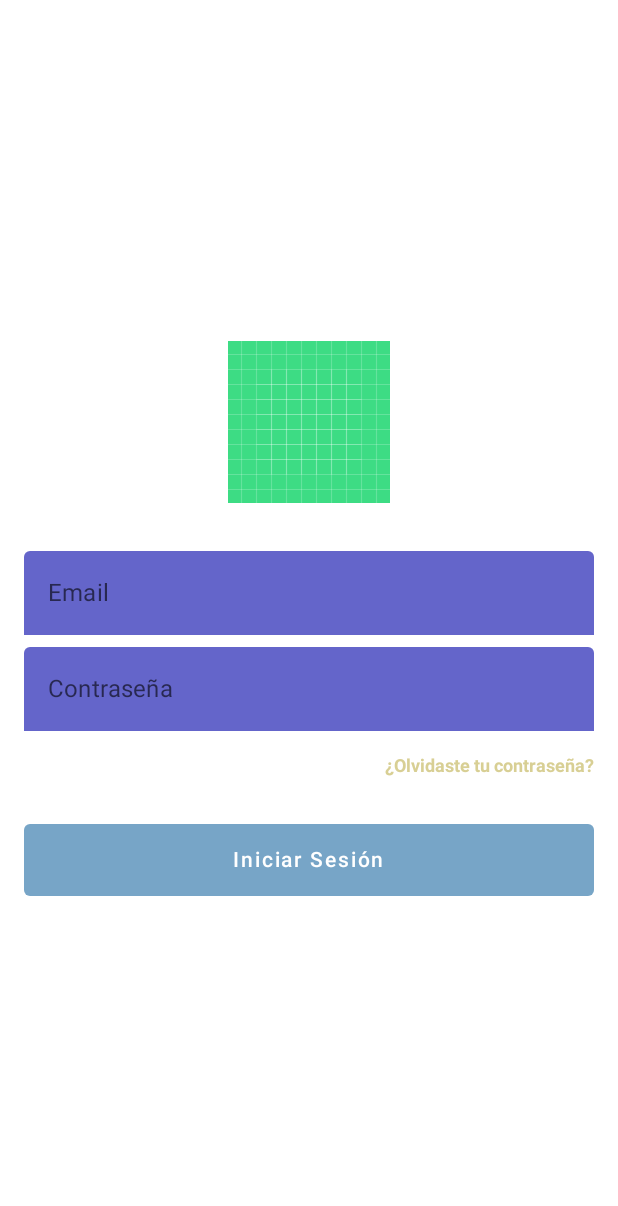
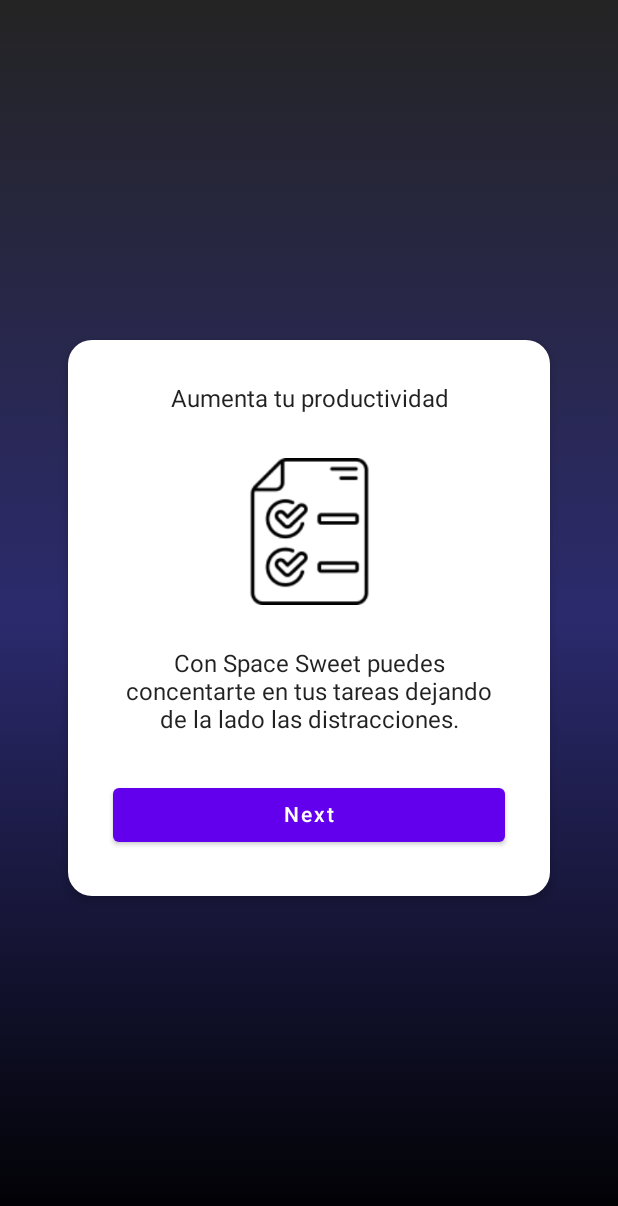
Before and after one commit to peekaboo212/space-sweet-app, an Android app built with Jetpack Compose: the screen it shows after launch (MainActivity), on a phone screen of 412 x 824 dp. Shown: the top 1206 px of the screen. Run offline under Robolectric (Android 15) with nearby library versions, the phone set to English and light mode, and no system bars.

Commit message:
Creacion de onboarding

```diff
--- a/app/build.gradle
+++ b/app/build.gradle
@@ -9,7 +9,7 @@ android {
 
     defaultConfig {
         applicationId "com.example.spacesweet"
-        minSdk 33
+        minSdk 28
         targetSdk 33
         versionCode 1
         versionName "1.0"
@@ -63,4 +63,6 @@ dependencies {
 
     implementation "androidx.lifecycle:lifecycle-runtime-ktx:2.5.1"
     implementation "androidx.compose.runtime:runtime-livedata:1.2.1"
+
+    implementation "androidx.navigation:navigation-compose:2.5.3"
 }
--- a/app/src/main/java/com/example/spacesweet/MainActivity.kt
+++ b/app/src/main/java/com/example/spacesweet/MainActivity.kt
@@ -12,7 +12,11 @@ import androidx.compose.ui.Modifier
 import androidx.compose.ui.tooling.preview.Preview
 import com.example.spacesweet.ui.login.ui.LoginScreen
 import com.example.spacesweet.ui.login.ui.LoginViewModel
+import com.example.spacesweet.ui.onboarding.Onboard
 import com.example.spacesweet.ui.theme.SpaceSweetTheme
+import androidx.navigation.compose.rememberNavController
+import androidx.navigation.compose.NavHost
+import androidx.navigation.compose.composable
 
 class MainActivity : ComponentActivity() {
     override fun onCreate(savedInstanceState: Bundle?) {
@@ -24,7 +28,40 @@ class MainActivity : ComponentActivity() {
                     modifier = Modifier.fillMaxSize(),
                     color = MaterialTheme.colors.background
                 ) {
-                    LoginScreen(LoginViewModel())
+                    val navController = rememberNavController()
+                    NavHost(navController = navController, startDestination = "onboarding1") {
+                        composable("onboarding1") {
+                            Onboard(
+                                navController,
+                                title = "Aumenta tu productividad",
+                                image = R.drawable.onboarding1,
+                                description = "Con Space Sweet puedes concentarte en tus tareas dejando de la lado las distracciones.",
+                                nextRoute = "onboarding2",
+                                buttonTitle = "Next",
+                            )
+                        }
+                        composable("onboarding2") {
+                            Onboard(
+                                navController,
+                                title = "Relajación",
+                                image = R.drawable.onboarding2,
+                                description = "Cautiva tus sentidos con música y animaciones relajantes.",
+                                nextRoute = "onboarding3",
+                                buttonTitle = "Next",
+                            )
+                        }
+                        composable("onboarding3") {
+                            Onboard(
+                                navController,
+                                title = "Desbloquea planetas",
+                                image = R.drawable.onboarding3,
+                                description = "Mientras más uses la aplicacion puedes descubir nuevos planetas y aumentar tu nivel.",
+                                nextRoute = "login",
+                                buttonTitle = "Get Start",
+                            )
+                        }
+                        composable("login") { LoginScreen(LoginViewModel()) }
+                    }
                 }
             }
         }
--- /dev/null
+++ b/app/src/main/java/com/example/spacesweet/ui/onboarding/Onboard.kt
@@ -0,0 +1,92 @@
+package com.example.spacesweet.ui.onboarding
+
+import android.annotation.SuppressLint
+import androidx.compose.foundation.Image
+import androidx.compose.foundation.background
+import androidx.compose.foundation.layout.*
+import androidx.compose.foundation.shape.RoundedCornerShape
+import androidx.compose.material.Button
+import androidx.compose.material.Card
+import androidx.compose.material.Scaffold
+import androidx.compose.material.Text
+import androidx.compose.runtime.Composable
+import androidx.compose.ui.Alignment
+import androidx.compose.ui.Modifier
+import androidx.compose.ui.graphics.Brush
+import androidx.compose.ui.graphics.Color
+import androidx.compose.ui.res.painterResource
+import androidx.compose.ui.text.style.TextAlign
+import androidx.compose.ui.unit.dp
+import androidx.navigation.NavHostController
+
+@SuppressLint("UnusedMaterialScaffoldPaddingParameter")
+@Composable
+fun Onboard(
+    navController: NavHostController,
+    title: String,
+    image: Int,
+    description: String,
+    nextRoute: String,
+    buttonTitle: String,
+){
+    //Box es una cajita generica se utiliza para sobreponer elementos
+    Scaffold {
+        Box(
+            Modifier.fillMaxSize()
+        ) {
+            Box(
+                Modifier
+                    .background(
+                        Brush.verticalGradient(
+                            colors = listOf(
+                                Color(0xFF242424),
+                                Color(0xFF2B2A6D),
+                                Color(0xFF000000)
+                            ),
+                            startY = 0f,
+                            endY = Float.POSITIVE_INFINITY
+                        )
+                    )
+                    .fillMaxSize()
+            )
+            Column(
+                horizontalAlignment = Alignment.CenterHorizontally,
+                verticalArrangement = Arrangement.Center,
+                modifier = Modifier.fillMaxSize()
+            ) {
+                Card(
+                    shape = RoundedCornerShape(16.dp),
+                    elevation = 4.dp,
+                    modifier = Modifier.padding(45.dp)
+                ) {
+                    Column(
+                        horizontalAlignment = Alignment.CenterHorizontally,
+                        verticalArrangement = Arrangement.Center,
+                        modifier = Modifier.fillMaxWidth().padding(30.dp)
+                    ) {
+                        Text(
+                            text = title,
+                            textAlign = TextAlign.Center,
+                            modifier = Modifier.padding(bottom = 30.dp)
+                        )
+                        Image(
+                            painter = painterResource(id = image),
+                            contentDescription = "My Image",
+                            modifier = Modifier.size(128.dp).padding(bottom = 30.dp)
+                        )
+                        Text(
+                            text = description,
+                            textAlign = TextAlign.Center,
+                            modifier = Modifier.padding(bottom = 30.dp)
+                        )
+                        Button(onClick = { navController.navigate(nextRoute)},
+                        modifier = Modifier.fillMaxWidth()
+                        ) {
+                            Text(text = buttonTitle,)
+                        }
+                    }
+                }
+            }
+        }
+    }
+}
```
Also changed, not shown: app/src/main/res/drawable/astronaut.png (added), app/src/main/res/drawable/onboarding1.png (added), app/src/main/res/drawable/onboarding2.png (added), app/src/main/res/drawable/onboarding3.png (added).
